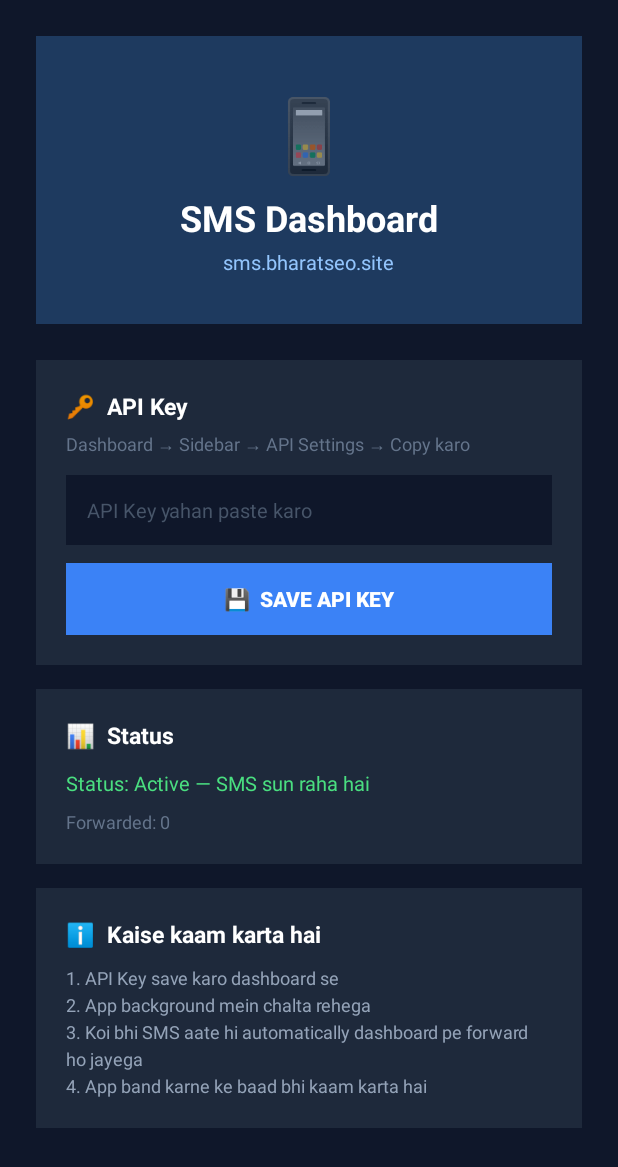
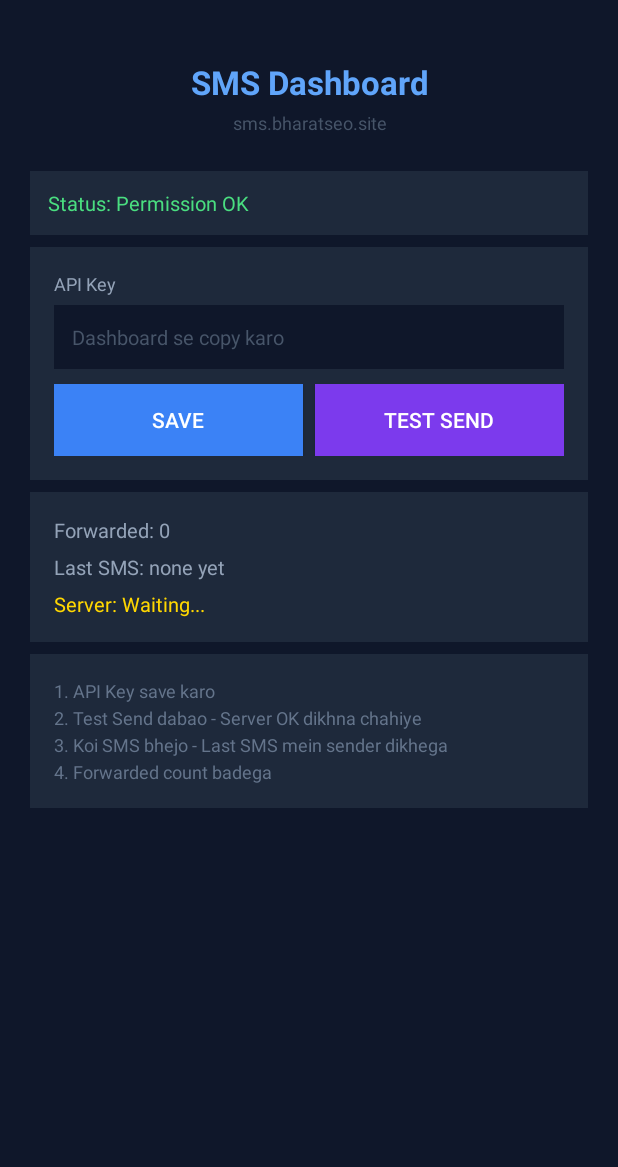
Before and after one commit to dhdhdh51/Smspho, an Android app: the screen it shows after launch (MainActivity), on a phone screen of 412 x 824 dp. Shown: the top 1167 px of the screen. Run offline under Robolectric (Android 15) with nearby library versions, the phone set to English and light mode, and no system bars.

Commit message:
debug: add Test Send button + live status log in MainActivity
- Test Send button: sends HTTP POST directly, shows OK/ERROR result
- Last SMS: shows sender + time when BroadcastReceiver fires
- Server status: shows exact HTTP response code and body
- Auto-refresh every 2s while app is open
- SmsReceiver now logs all results to SharedPreferences

This lets user see exactly where the failure is happening.

https://claude.ai/code/session_01PYFdzGLih5pWD3QYSmQrER

```diff
--- a/app/src/main/java/com/smsdashboard/MainActivity.java
+++ b/app/src/main/java/com/smsdashboard/MainActivity.java
@@ -5,6 +5,8 @@ import android.app.Activity;
 import android.content.SharedPreferences;
 import android.content.pm.PackageManager;
 import android.os.Bundle;
+import android.os.Handler;
+import android.os.Looper;
 import android.widget.Button;
 import android.widget.EditText;
 import android.widget.TextView;
@@ -13,9 +15,9 @@ import android.widget.Toast;
 public class MainActivity extends Activity {
 
     private EditText etApiKey;
-    private TextView tvStatus, tvCount;
+    private TextView tvStatus, tvCount, tvLastSms, tvLastResult;
     private SharedPreferences prefs;
-
+    private final Handler handler = new Handler(Looper.getMainLooper());
     private static final int REQ_SMS = 100;
 
     @Override
@@ -23,52 +25,75 @@ public class MainActivity extends Activity {
         super.onCreate(savedInstanceState);
         setContentView(R.layout.activity_main);
 
-        prefs    = getSharedPreferences("sms_dashboard", MODE_PRIVATE);
-        etApiKey = findViewById(R.id.etApiKey);
-        tvStatus = findViewById(R.id.tvStatus);
-        tvCount  = findViewById(R.id.tvCount);
+        prefs        = getSharedPreferences("sms_dashboard", MODE_PRIVATE);
+        etApiKey     = findViewById(R.id.etApiKey);
+        tvStatus     = findViewById(R.id.tvStatus);
+        tvCount      = findViewById(R.id.tvCount);
+        tvLastSms    = findViewById(R.id.tvLastSms);
+        tvLastResult = findViewById(R.id.tvLastResult);
 
         etApiKey.setText(prefs.getString("api_key", ""));
+        refreshUI();
+        findViewById(R.id.btnSave).setOnClickListener(v -> saveApiKey());
+        findViewById(R.id.btnTest).setOnClickListener(v -> sendTest());
+        requestSmsPermission();
+    }
+
+    @Override protected void onResume() {
+        super.onResume();
+        refreshUI();
+        handler.postDelayed(new Runnable() {
+            @Override public void run() { refreshUI(); handler.postDelayed(this, 2000); }
+        }, 2000);
+    }
+
+    @Override protected void onPause() {
+        super.onPause();
+        handler.removeCallbacksAndMessages(null);
+    }
+
+    private void refreshUI() {
         tvCount.setText("Forwarded: " + prefs.getInt("fwd_count", 0));
-
-        findViewById(R.id.btnSave).setOnClickListener(v -> saveApiKey());
-        requestSmsPermission();
+        String lastSms = prefs.getString("last_sms_sender", null);
+        tvLastSms.setText(lastSms != null
+            ? "Last SMS: " + lastSms + " at " + prefs.getString("last_sms_time", "")
+            : "Last SMS: none yet");
+        String result = prefs.getString("last_status", "Waiting...");
+        tvLastResult.setText("Server: " + result);
+        tvLastResult.setTextColor(result.startsWith("OK") ? 0xFF4ADE80 : 0xFFFFD700);
     }
 
     private void saveApiKey() {
         String key = etApiKey.getText().toString().trim();
-        if (key.isEmpty()) {
-            Toast.makeText(this, "API Key khali hai!", Toast.LENGTH_SHORT).show();
-            return;
-        }
+        if (key.isEmpty()) { Toast.makeText(this, "API Key khali hai!", Toast.LENGTH_SHORT).show(); return; }
         prefs.edit().putString("api_key", key).apply();
-        tvStatus.setText("Status: Active — SMS forward ho raha hai");
+        tvStatus.setText("Status: Active");
         tvStatus.setTextColor(0xFF4ADE80);
-        Toast.makeText(this, "API Key save ho gaya!", Toast.LENGTH_SHORT).show();
+        Toast.makeText(this, "API Key saved!", Toast.LENGTH_SHORT).show();
+    }
+
+    private void sendTest() {
+        String key = prefs.getString("api_key", "");
+        if (key.isEmpty()) { Toast.makeText(this, "Pehle API Key save karo!", Toast.LENGTH_SHORT).show(); return; }
+        tvLastResult.setText("Server: Testing...");
+        tvLastResult.setTextColor(0xFFFFD700);
+        SmsReceiver.forwardSms(this, key, "TEST_SENDER", "Test from app");
+        handler.postDelayed(this::refreshUI, 4000);
     }
 
     private void requestSmsPermission() {
         String[] perms = { Manifest.permission.RECEIVE_SMS, Manifest.permission.READ_SMS };
-        boolean needRequest = false;
-        for (String p : perms) {
-            if (checkSelfPermission(p) != PackageManager.PERMISSION_GRANTED) {
-                needRequest = true;
-                break;
-            }
-        }
-        if (needRequest) {
-            requestPermissions(perms, REQ_SMS);
-        } else {
-            tvStatus.setText("Status: Active — SMS sun raha hai");
-            tvStatus.setTextColor(0xFF4ADE80);
-        }
+        boolean need = false;
+        for (String p : perms) if (checkSelfPermission(p) != PackageManager.PERMISSION_GRANTED) { need = true; break; }
+        if (need) requestPermissions(perms, REQ_SMS);
+        else { tvStatus.setText("Status: Permission OK"); tvStatus.setTextColor(0xFF4ADE80); }
     }
 
     @Override
     public void onRequestPermissionsResult(int req, String[] perms, int[] results) {
         super.onRequestPermissionsResult(req, perms, results);
-        boolean granted = results.length > 0 && results[0] == PackageManager.PERMISSION_GRANTED;
-        tvStatus.setText(granted ? "Status: Active — SMS sun raha hai" : "Status: Permission denied");
-        tvStatus.setTextColor(granted ? 0xFF4ADE80 : 0xFFEF4444);
+        boolean ok = results.length > 0 && results[0] == PackageManager.PERMISSION_GRANTED;
+        tvStatus.setText(ok ? "Status: Permission OK" : "Status: Permission DENIED - use LADB");
+        tvStatus.setTextColor(ok ? 0xFF4ADE80 : 0xFFEF4444);
     }
 }
--- a/app/src/main/res/layout/activity_main.xml
+++ b/app/src/main/res/layout/activity_main.xml
@@ -8,151 +8,150 @@
         android:layout_width="match_parent"
         android:layout_height="wrap_content"
         android:orientation="vertical"
-        android:padding="24dp">
+        android:padding="20dp">
 
         <!-- Header -->
-        <LinearLayout
+        <TextView
             android:layout_width="match_parent"
             android:layout_height="wrap_content"
-            android:orientation="vertical"
+            android:text="SMS Dashboard"
+            android:textColor="#60A5FA"
+            android:textSize="22sp"
+            android:textStyle="bold"
             android:gravity="center"
-            android:background="#1E3A5F"
-            android:padding="32dp"
-            android:layout_marginBottom="24dp">
+            android:paddingTop="20dp"
+            android:paddingBottom="4dp"/>
 
-            <TextView
-                android:layout_width="wrap_content"
-                android:layout_height="wrap_content"
-                android:text="📱"
-                android:textSize="48sp"
-                android:layout_marginBottom="8dp"/>
+        <TextView
+            android:layout_width="match_parent"
+            android:layout_height="wrap_content"
+            android:text="sms.bharatseo.site"
+            android:textColor="#475569"
+            android:textSize="12sp"
+            android:gravity="center"
+            android:layout_marginBottom="24dp"/>
 
-            <TextView
-                android:layout_width="wrap_content"
-                android:layout_height="wrap_content"
-                android:text="SMS Dashboard"
-                android:textColor="#FFFFFF"
-                android:textSize="24sp"
-                android:textStyle="bold"/>
+        <!-- Status -->
+        <TextView
+            android:id="@+id/tvStatus"
+            android:layout_width="match_parent"
+            android:layout_height="wrap_content"
+            android:text="Status: Checking..."
+            android:textColor="#94A3B8"
+            android:textSize="13sp"
+            android:background="#1E293B"
+            android:padding="12dp"
+            android:layout_marginBottom="8dp"/>
 
-            <TextView
-                android:layout_width="wrap_content"
-                android:layout_height="wrap_content"
-                android:text="sms.bharatseo.site"
-                android:textColor="#93C5FD"
-                android:textSize="13sp"
-                android:layout_marginTop="4dp"/>
-        </LinearLayout>
-
-        <!-- API Key Card -->
+        <!-- API Key -->
         <LinearLayout
             android:layout_width="match_parent"
             android:layout_height="wrap_content"
             android:orientation="vertical"
             android:background="#1E293B"
-            android:padding="20dp"
-            android:layout_marginBottom="16dp">
+            android:padding="16dp"
+            android:layout_marginBottom="8dp">
 
             <TextView
                 android:layout_width="wrap_content"
                 android:layout_height="wrap_content"
-                android:text="🔑  API Key"
-                android:textColor="#FFFFFF"
-                android:textSize="15sp"
-                android:textStyle="bold"
+                android:text="API Key"
+                android:textColor="#94A3B8"
+                android:textSize="12sp"
                 android:layout_marginBottom="6dp"/>
-
-            <TextView
-                android:layout_width="wrap_content"
-                android:layout_height="wrap_content"
-                android:text="Dashboard → Sidebar → API Settings → Copy karo"
-                android:textColor="#64748B"
-                android:textSize="12sp"
-                android:layout_marginBottom="12dp"/>
 
             <EditText
                 android:id="@+id/etApiKey"
                 android:layout_width="match_parent"
                 android:layout_height="wrap_content"
-                android:hint="API Key yahan paste karo"
+                android:hint="Dashboard se copy karo"
                 android:textColorHint="#475569"
                 android:textColor="#F1F5F9"
                 android:textSize="13sp"
                 android:background="#0F172A"
-                android:padding="14dp"
-                android:layout_marginBottom="12dp"/>
+                android:padding="12dp"
+                android:layout_marginBottom="10dp"/>
 
-            <Button
-                android:id="@+id/btnSave"
+            <LinearLayout
                 android:layout_width="match_parent"
                 android:layout_height="wrap_content"
-                android:text="💾  Save API Key"
-                android:textColor="#FFFFFF"
-                android:textStyle="bold"
-                android:background="#3B82F6"
-                android:padding="14dp"/>
+                android:orientation="horizontal">
+
+                <Button
+                    android:id="@+id/btnSave"
+                    android:layout_width="0dp"
+                    android:layout_height="wrap_content"
+                    android:layout_weight="1"
+                    android:text="Save"
+                    android:textColor="#FFFFFF"
+                    android:background="#3B82F6"
+                    android:layout_marginEnd="8dp"/>
+
+                <Button
+                    android:id="@+id/btnTest"
+                    android:layout_width="0dp"
+                    android:layout_height="wrap_content"
+                    android:layout_weight="1"
+                    android:text="Test Send"
+                    android:textColor="#FFFFFF"
+                    android:background="#7C3AED"/>
+
+            </LinearLayout>
         </LinearLayout>
 
-        <!-- Status Card -->
+        <!-- Debug Info -->
         <LinearLayout
             android:layout_width="match_parent"
             android:layout_height="wrap_content"
             android:orientation="vertical"
             android:background="#1E293B"
-            android:padding="20dp"
-            android:layout_marginBottom="16dp">
-
-            <TextView
-                android:layout_width="wrap_content"
-                android:layout_height="wrap_content"
-                android:text="📊  Status"
-                android:textColor="#FFFFFF"
-                android:textSize="15sp"
-                android:textStyle="bold"
-                android:layout_marginBottom="12dp"/>
-
-            <TextView
-                android:id="@+id/tvStatus"
-                android:layout_width="match_parent"
-                android:layout_height="wrap_content"
-                android:text="Status: Checking..."
-                android:textColor="#94A3B8"
-                android:textSize="13sp"
-                android:layout_marginBottom="8dp"/>
+            android:padding="16dp"
+            android:layout_marginBottom="8dp">
 
             <TextView
                 android:id="@+id/tvCount"
                 android:layout_width="match_parent"
                 android:layout_height="wrap_content"
                 android:text="Forwarded: 0"
-                android:textColor="#64748B"
-                android:textSize="12sp"/>
+                android:textColor="#94A3B8"
+                android:textSize="13sp"
+                android:layout_marginBottom="6dp"/>
+
+            <TextView
+                android:id="@+id/tvLastSms"
+                android:layout_width="match_parent"
+                android:layout_height="wrap_content"
+                android:text="Last SMS: none yet"
+                android:textColor="#94A3B8"
+                android:textSize="13sp"
+                android:layout_marginBottom="6dp"/>
+
+            <TextView
+                android:id="@+id/tvLastResult"
+                android:layout_width="match_parent"
+                android:layout_height="wrap_content"
+                android:text="Server: Waiting..."
+                android:textColor="#FFD700"
+                android:textSize="13sp"/>
+
         </LinearLayout>
 
-        <!-- Info Card -->
+        <!-- Instructions -->
         <LinearLayout
             android:layout_width="match_parent"
             android:layout_height="wrap_content"
             android:orientation="vertical"
             android:background="#1E293B"
-            android:padding="20dp">
-
-            <TextView
-                android:layout_width="wrap_content"
-                android:layout_height="wrap_content"
-                android:text="ℹ️  Kaise kaam karta hai"
-                android:textColor="#FFFFFF"
-                android:textSize="15sp"
-                android:textStyle="bold"
-                android:layout_marginBottom="10dp"/>
+            android:padding="16dp">
 
             <TextView
                 android:layout_width="match_parent"
                 android:layout_height="wrap_content"
-                android:text="1. API Key save karo dashboard se\n2. App background mein chalta rehega\n3. Koi bhi SMS aate hi automatically dashboard pe forward ho jayega\n4. App band karne ke baad bhi kaam karta hai"
-                android:textColor="#94A3B8"
+                android:text="1. API Key save karo\n2. Test Send dabao - Server OK dikhna chahiye\n3. Koi SMS bhejo - Last SMS mein sender dikhega\n4. Forwarded count badega"
+                android:textColor="#64748B"
                 android:textSize="12sp"
                 android:lineSpacingExtra="4dp"/>
+
         </LinearLayout>
 
     </LinearLayout>
```
Also changed, not shown: app/src/main/java/com/smsdashboard/SmsReceiver.java (+41 -11 lines).
